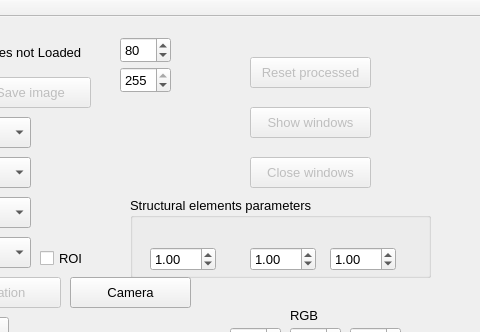
Above: src/GUI/mainwindow.ui from mjedros/mgr before the change; both pictures show x 310 to 790 and y 0 to 332 of the 790 by 591 pixel window. Below: the same form after it.
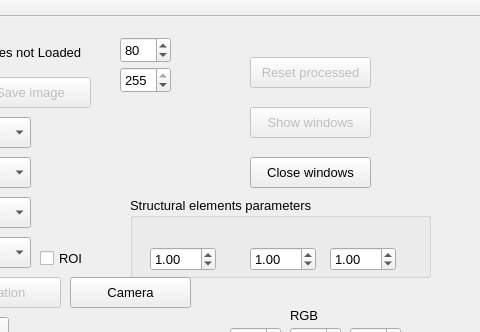
That is the form after the change.

Diff of the .ui file:
```diff
--- a/src/GUI/mainwindow.ui
+++ b/src/GUI/mainwindow.ui
@@ -445,7 +445,7 @@
    </widget>
    <widget class="QPushButton" name="CloseWindows">
     <property name="enabled">
-     <bool>false</bool>
+     <bool>true</bool>
     </property>
     <property name="geometry">
      <rect>
```
